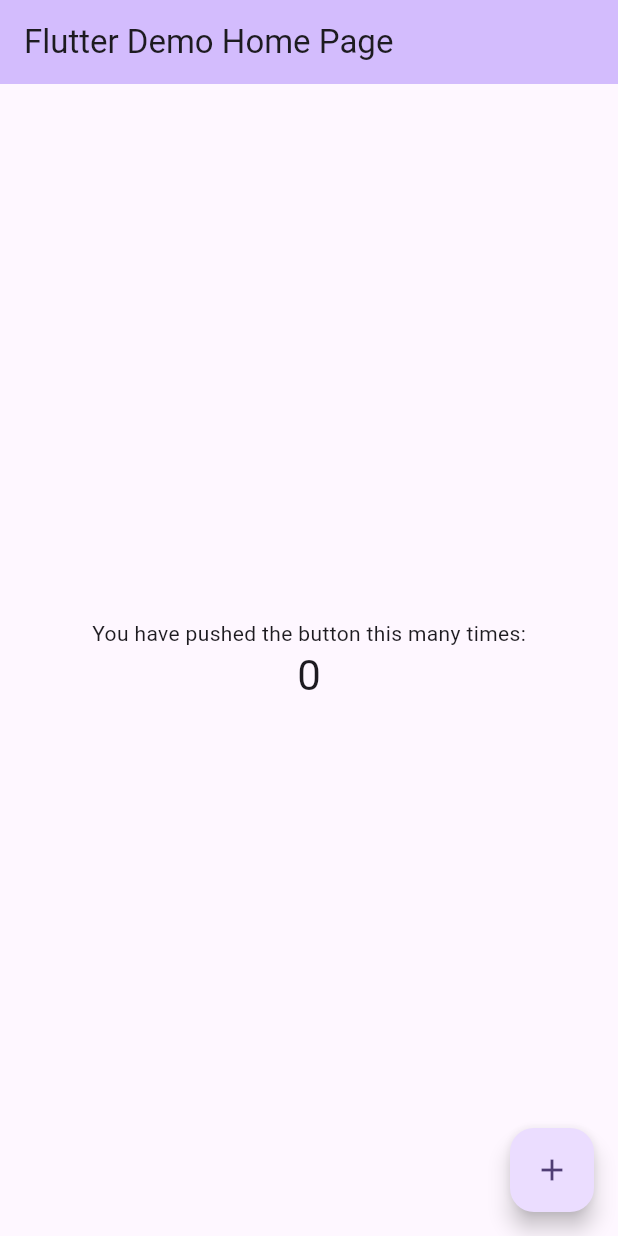
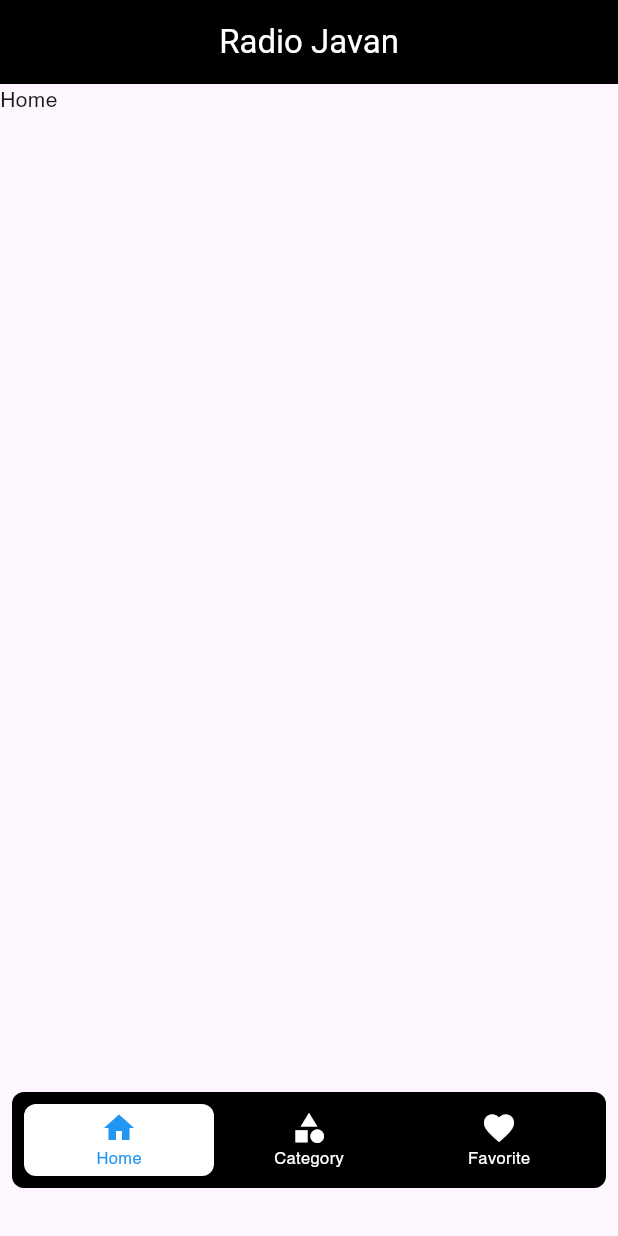
Before and after one commit to Alireza-Seif/radio-javan-clone, a Flutter app: the screen it shows after launch, on a phone screen of 412 x 824 dp. Run offline on Flutter 3.47's test engine with Material 3 defaults, Android fonts, the phone set to English and light mode, and no system bars; drawn by our look-alikes of floating_bottom_navigation_bar.

Commit message:
feat: Add splash, dashboard, category, favorite, and home screens with navigation; include custom fonts

```diff
--- a/lib/main.dart
+++ b/lib/main.dart
@@ -1,4 +1,6 @@
 import 'package:flutter/material.dart';
+
+import 'ui/screens/splash_screen.dart';
 
 void main() {
   runApp(const MyApp());
@@ -7,119 +9,18 @@ void main() {
 class MyApp extends StatelessWidget {
   const MyApp({super.key});
 
-
   @override
   Widget build(BuildContext context) {
     return MaterialApp(
-      title: 'Flutter Demo',
+      title: 'Radio Javan',
       theme: ThemeData(
-
-
-
-
-
-
-
-
-
-
-
-
-
-
-
         colorScheme: ColorScheme.fromSeed(seedColor: Colors.deepPurple),
+        textTheme: const TextTheme(
+          bodyMedium: TextStyle(fontFamily: 'BYekan'),
+        ),
         useMaterial3: true,
       ),
-      home: const MyHomePage(title: 'Flutter Demo Home Page'),
+      home: const SplashScreen(),
     );
   }
 }
-
-class MyHomePage extends StatefulWidget {
-  const MyHomePage({super.key, required this.title});
-
-
-
-
-
-
-
-
-
-
-  final String title;
-
-  @override
-  State<MyHomePage> createState() => _MyHomePageState();
-}
-
-class _MyHomePageState extends State<MyHomePage> {
-  int _counter = 0;
-
-  void _incrementCounter() {
-    setState(() {
-
-
-
-
-
-      _counter++;
-    });
-  }
-
-  @override
-  Widget build(BuildContext context) {
-
-
-
-
-
-
-    return Scaffold(
-      appBar: AppBar(
-
-
-
-        backgroundColor: Theme.of(context).colorScheme.inversePrimary,
-
-
-        title: Text(widget.title),
-      ),
-      body: Center(
-
-
-        child: Column(
-
-
-
-
-
-
-
-
-
-
-
-
-
-          mainAxisAlignment: MainAxisAlignment.center,
-          children: <Widget>[
-            const Text(
-              'You have pushed the button this many times:',
-            ),
-            Text(
-              '$_counter',
-              style: Theme.of(context).textTheme.headlineMedium,
-            ),
-          ],
-        ),
-      ),
-      floatingActionButton: FloatingActionButton(
-        onPressed: _incrementCounter,
-        tooltip: 'Increment',
-        child: const Icon(Icons.add),
-      ),
-    );
-  }
-}
--- /dev/null
+++ b/lib/ui/screens/dashboard_screen.dart
@@ -0,0 +1,53 @@
+import 'package:floating_bottom_navigation_bar/floating_bottom_navigation_bar.dart';
+import 'package:flutter/material.dart';
+import 'package:radio_javan/ui/screens/category_screen.dart';
+import 'package:radio_javan/ui/screens/favorite_screen.dart';
+
+import 'hoem_screen.dart';
+
+class DashboardScreen extends StatefulWidget {
+  const DashboardScreen({super.key});
+
+  @override
+  State<DashboardScreen> createState() => _DashboardScreenState();
+}
+
+class _DashboardScreenState extends State<DashboardScreen> {
+  int currentItem = 0;
+  List<Widget> bodyScreens = [
+    const HomeScreen(),
+    const CategoryScreen(),
+    const FavoriteScreen(),
+  ];
+
+  @override
+  Widget build(BuildContext context) {
+    return Scaffold(
+      appBar: AppBar(
+        backgroundColor: Colors.black,
+        foregroundColor: Colors.white,
+        title: const Text('Radio Javan'),
+        centerTitle: true,
+      ),
+      body: bodyScreens.elementAt(currentItem),
+      extendBody: true,
+      bottomNavigationBar: SizedBox(
+        height: 104,
+        child: FloatingNavbar(
+          selectedItemColor: Colors.blue,
+          items: [
+            FloatingNavbarItem(icon: Icons.home, title: 'Home'),
+            FloatingNavbarItem(icon: Icons.category, title: 'Category'),
+            FloatingNavbarItem(icon: Icons.favorite, title: 'Favorite'),
+          ],
+          currentIndex: currentItem,
+          onTap: (value) {
+            setState(() {
+              currentItem = value;
+            });
+          },
+        ),
+      ),
+    );
+  }
+}
--- /dev/null
+++ b/lib/ui/screens/hoem_screen.dart
@@ -0,0 +1,17 @@
+import 'package:flutter/material.dart';
+
+class HomeScreen extends StatefulWidget {
+  const HomeScreen({super.key});
+
+  @override
+  State<HomeScreen> createState() => _HomeScreenState();
+}
+
+class _HomeScreenState extends State<HomeScreen> {
+  @override
+  Widget build(BuildContext context) {
+    return const Scaffold(
+      body: Text('Home'),
+    );
+  }
+}
```
Also changed, not shown: lib/ui/screens/category_screen.dart (added, +17 -0 lines), lib/ui/screens/favorite_screen.dart (added, +18 -0 lines), lib/ui/screens/splash_screen.dart (added, +20 -0 lines), pubspec.yaml (+11 -9 lines), assets/fonts/b_yekan.ttf (added), assets/fonts/b_yekan_bold.ttf (added), pubspec.lock.
